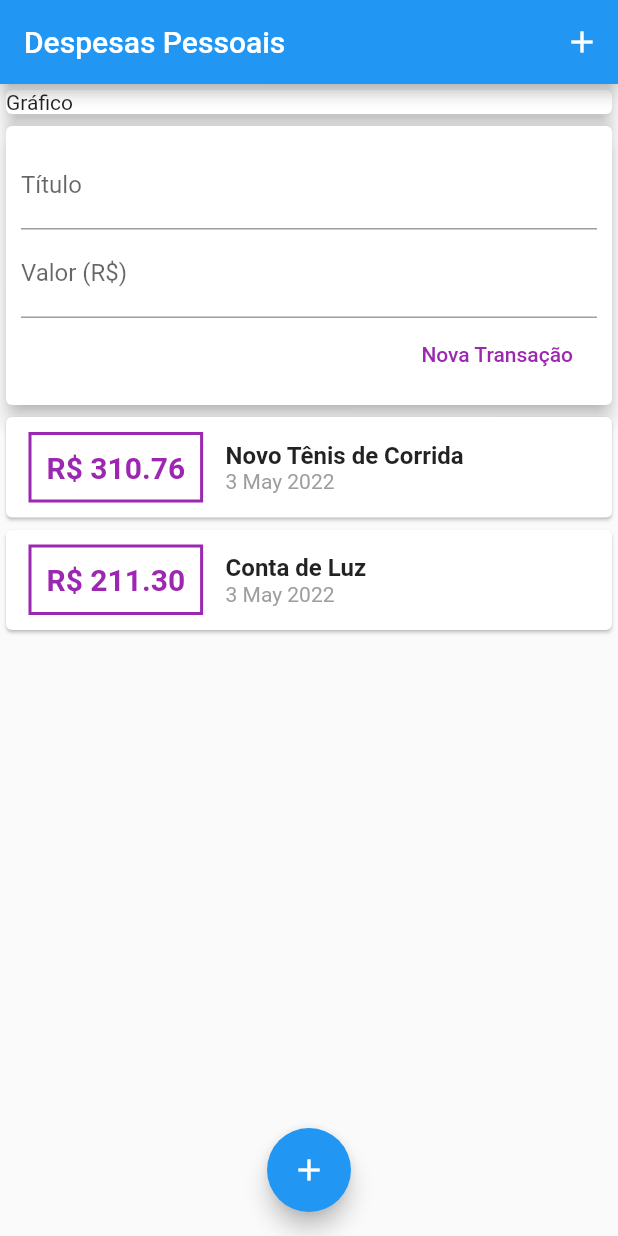
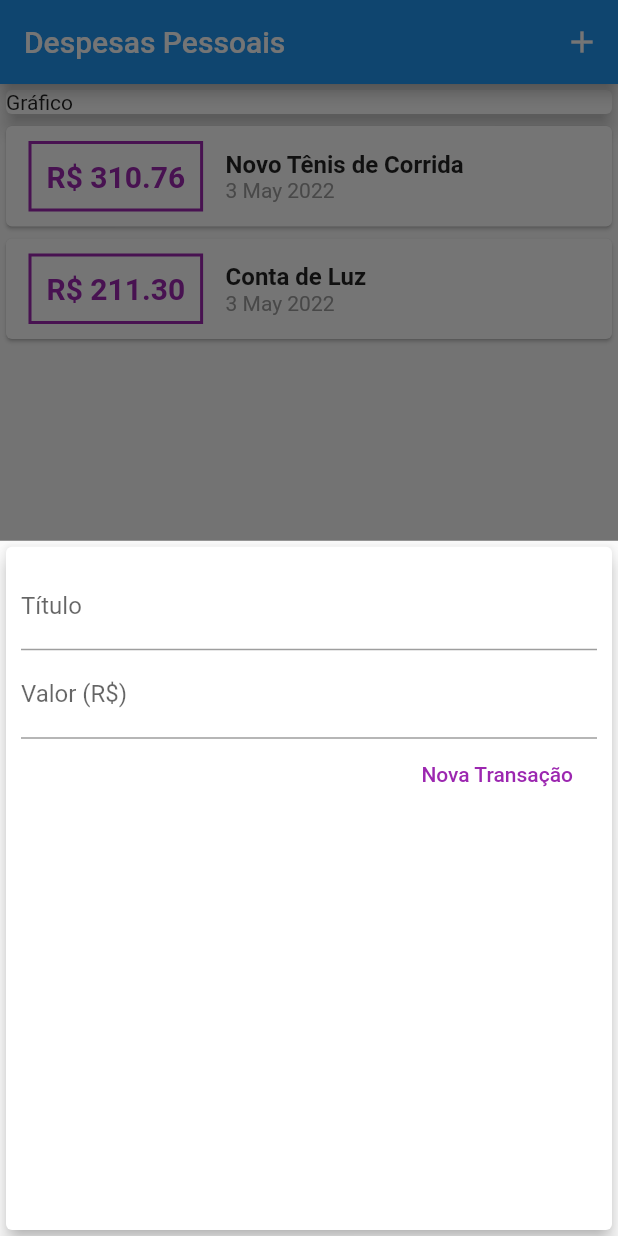
Before and after one commit to wladyband/sistemas_de_despesas, a Flutter app: the screen it shows after launch, after a tap on the "add" icon, on a phone screen of 412 x 824 dp. Run offline on Flutter 3.47's test engine with Material 2 defaults, Android fonts, the phone set to English and light mode, and no system bars.

Commit message:
mega refatoração aula 111

```diff
--- a/lib/components/transaction_form.dart
+++ b/lib/components/transaction_form.dart
@@ -1,13 +1,19 @@
 import 'package:flutter/material.dart';
 
-class TransactionForm extends StatelessWidget {
-
-  final titleController = TextEditingController();
-  final valueController = TextEditingController();
+class TransactionForm extends StatefulWidget {
 
   final void Function(String, double) onSubmit;
 
   TransactionForm(this.onSubmit);
+
+  @override
+  State<TransactionForm> createState() => _TransactionFormState();
+}
+
+class _TransactionFormState extends State<TransactionForm> {
+  final titleController = TextEditingController();
+
+  final valueController = TextEditingController();
 
   _submitForm(){
     final title  = titleController.text;
@@ -17,7 +23,7 @@ class TransactionForm extends StatelessWidget {
       return;
     }
 
-    onSubmit(title, value);
+    widget.onSubmit(title, value);
   }
 
   @override
--- a/lib/components/transaction_user.dart
+++ /dev/null
@@ -1,54 +0,0 @@
-import 'dart:math';
-
-import 'package:despesas/components/transaction_form.dart';
-import 'package:despesas/components/transaction_list.dart';
-import 'package:despesas/models/transaction.dart';
-import 'package:flutter/material.dart';
-
-class TransactionUser extends StatefulWidget {
-  const TransactionUser({Key? key}) : super(key: key);
-
-  @override
-  State<TransactionUser> createState() => _TransactionUserState();
-}
-
-class _TransactionUserState extends State<TransactionUser> {
-
-  final _transactions = [
-    Transaction(
-      id: 't1',
-      title: 'Novo Tênis de Corrida',
-      value: 310.76,
-      date: DateTime.now(),
-    ),
-    Transaction(
-      id: 't2',
-      title: 'Conta de Luz',
-      value: 211.30,
-      date: DateTime.now(),
-    ),
-  ];
-
-  _addTransaction(String title, double value) {
-    final newTransaction = Transaction(
-      id: Random().nextDouble().toString(),
-      title: title,
-      value: value,
-      date: DateTime.now(),
-    );
-
-    setState(() {
-      _transactions.add(newTransaction);
-    });
-  }
-
-  @override
-  Widget build(BuildContext context) {
-    return Column(
-      children: [
-        TransactionForm(_addTransaction),
-        TransactionList(_transactions),
-      ],
-    );
-  }
-}
--- a/lib/main.dart
+++ b/lib/main.dart
@@ -1,19 +1,73 @@
-import 'package:despesas/components/transaction_user.dart';
+import 'dart:math';
+import 'package:despesas/components/transaction_form.dart';
+import 'package:despesas/components/transaction_list.dart';
+import 'package:despesas/models/transaction.dart';
 import 'package:flutter/material.dart';
 
 main() => runApp(const ExpensesApp());
 
-class ExpensesApp extends StatelessWidget {
+class ExpensesApp extends StatefulWidget {
   const ExpensesApp({Key? key}) : super(key: key);
 
+  @override
+  State<ExpensesApp> createState() => _ExpensesAppState();
+}
+
+class _ExpensesAppState extends State<ExpensesApp> {
   @override
   Widget build(BuildContext context) {
     return MaterialApp(home: MyHomePage());
   }
 }
 
-class MyHomePage extends StatelessWidget {
+class MyHomePage extends StatefulWidget {
   MyHomePage({Key? key}) : super(key: key);
+
+
+  @override
+  State<MyHomePage> createState() => _MyHomePageState();
+}
+
+class _MyHomePageState extends State<MyHomePage> {
+
+
+  final _transactions = [
+    Transaction(
+      id: 't1',
+      title: 'Novo Tênis de Corrida',
+      value: 310.76,
+      date: DateTime.now(),
+    ),
+    Transaction(
+      id: 't2',
+      title: 'Conta de Luz',
+      value: 211.30,
+      date: DateTime.now(),
+    ),
+  ];
+
+  _addTransaction(String title, double value) {
+    final newTransaction = Transaction(
+      id: Random().nextDouble().toString(),
+      title: title,
+      value: value,
+      date: DateTime.now(),
+    );
+
+    setState(() {
+      _transactions.add(newTransaction);
+    });
+  }
+
+
+  _openTransactionForm(BuildContext context){
+    showModalBottomSheet(
+        context: context,
+        builder: (_){
+          return TransactionForm(_addTransaction);
+        }
+    );
+  }
 
   @override
   Widget build(BuildContext context) {
@@ -23,7 +77,7 @@ class MyHomePage extends StatelessWidget {
         title: const Text('Despesas Pessoais'),
         actions: [
           IconButton(
-              onPressed: (){},
+              onPressed: () => _openTransactionForm(context),
               icon: Icon(Icons.add),
           )
         ],
@@ -39,13 +93,13 @@ class MyHomePage extends StatelessWidget {
                 elevation: 5,
               ),
             ),
-            TransactionUser(),
+            TransactionList(_transactions),
           ],
         ),
       ),
       floatingActionButton: FloatingActionButton(
         child: Icon(Icons.add),
-        onPressed: (){},
+        onPressed: () => _openTransactionForm(context),
       ),
       floatingActionButtonLocation: FloatingActionButtonLocation.centerFloat,
     );
```
